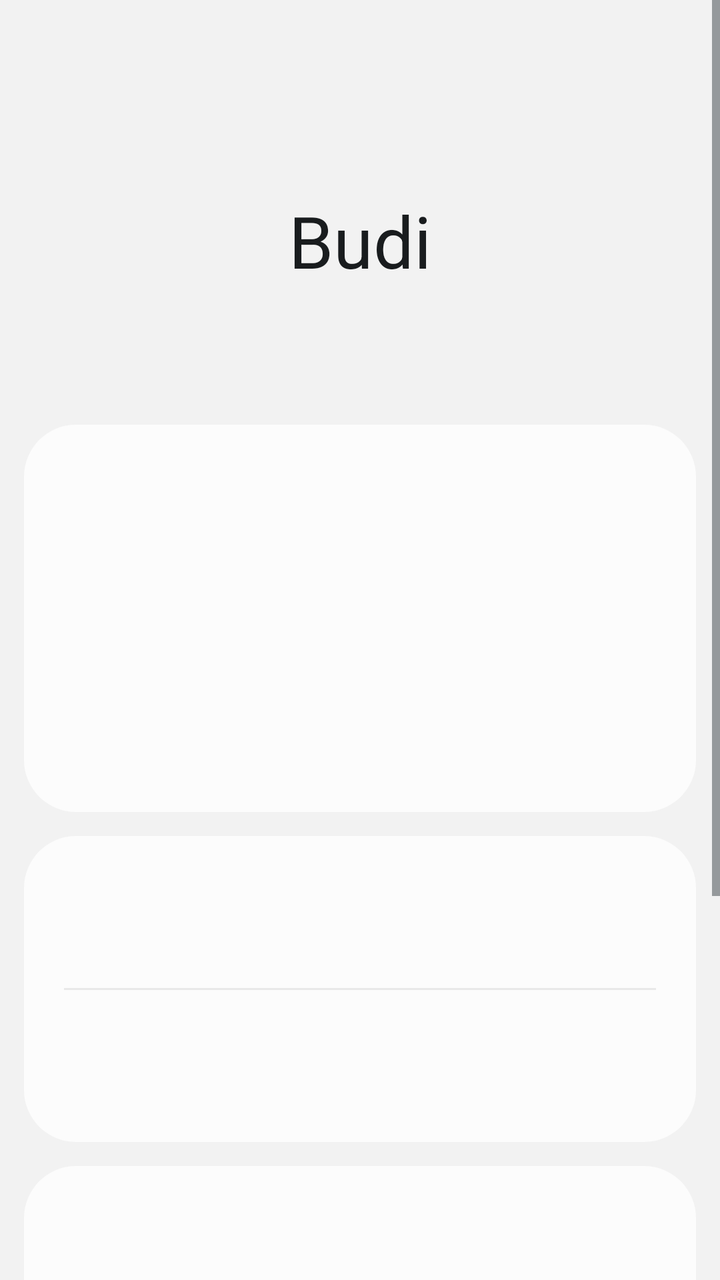
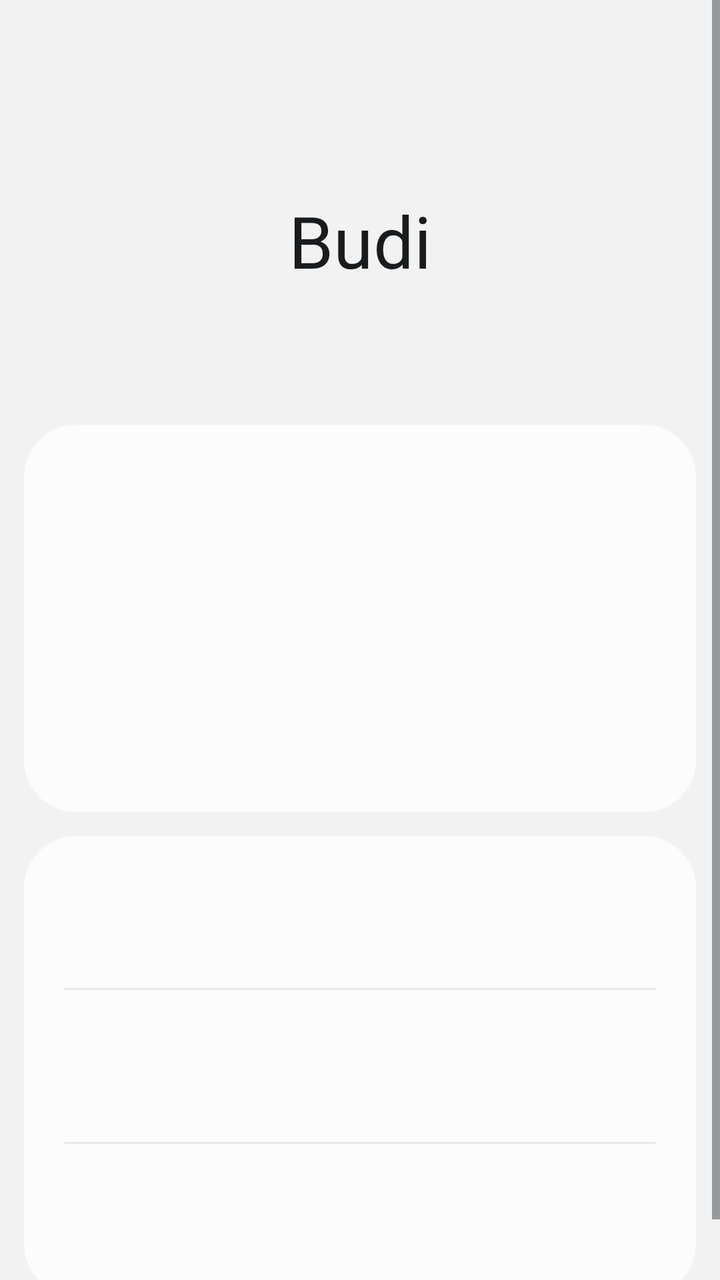

The first picture is an Android layout as it rendered before a commit; the second is the same layout after the commit. The layout source and the unified diff follow.
<!-- AndroidManifest.xml: application theme Theme.Budi -->
<!-- res/layout/activity_main.xml -->
<?xml version="1.0" encoding="utf-8"?>
<ScrollView xmlns:android="http://schemas.android.com/apk/res/android"
    android:layout_width="match_parent"
    android:layout_height="match_parent"
    android:fitsSystemWindows="true">

    <LinearLayout
        android:layout_width="match_parent"
        android:layout_height="wrap_content"
        android:orientation="vertical"
        android:paddingHorizontal="12dp"
        android:paddingBottom="24dp">

        <TextView
            android:layout_width="match_parent"
            android:layout_height="wrap_content"
            android:gravity="center"
            android:paddingTop="96dp"
            android:paddingBottom="56dp"
            android:text="@string/app_name"
            android:textColor="?android:attr/textColorPrimary"
            android:textSize="36sp" />

        <LinearLayout
            style="@style/Card"
            android:gravity="center_horizontal"
            android:paddingHorizontal="20dp"
            android:paddingVertical="28dp">

            <ImageView
                android:id="@+id/mode_icon"
                android:layout_width="72dp"
                android:layout_height="72dp"
                android:importantForAccessibility="no"
                android:tint="?android:attr/colorAccent" />

            <TextView
                android:id="@+id/mode_label"
                android:layout_width="wrap_content"
                android:layout_height="wrap_content"
                android:layout_marginTop="12dp"
                android:gravity="center"
                android:textColor="?android:attr/textColorPrimary"
                android:textSize="22sp" />

            <TextView
                android:id="@+id/mode_detail"
                android:layout_width="wrap_content"
                android:layout_height="wrap_content"
                android:layout_marginTop="4dp"
                android:gravity="center"
                android:textColor="?android:attr/textColorSecondary"
                android:textSize="15sp" />
        </LinearLayout>

        <LinearLayout
            android:id="@+id/manager_card"
            style="@style/Card"
            android:divider="@drawable/divider"
            android:showDividers="middle">

            <include
                android:id="@+id/row_manager"
                layout="@layout/row" />

            <include
                android:id="@+id/row_diagnostics"
                layout="@layout/row" />
        </LinearLayout>

        <LinearLayout
            style="@style/Card"
            android:divider="@drawable/divider"
            android:showDividers="middle">

            <include
                android:id="@+id/row_bluetooth"
                layout="@layout/row" />

            <include
                android:id="@+id/row_shizuku"
                layout="@layout/row" />

            <include
                android:id="@+id/row_notifications"
                layout="@layout/row" />

            <include
                android:id="@+id/row_battery"
                layout="@layout/row" />
        </LinearLayout>
    </LinearLayout>
</ScrollView>
<!-- res/layout/row.xml (included above) -->
<?xml version="1.0" encoding="utf-8"?>
<LinearLayout xmlns:android="http://schemas.android.com/apk/res/android"
    android:layout_width="match_parent"
    android:layout_height="wrap_content"
    android:gravity="center_vertical"
    android:minHeight="72dp"
    android:paddingVertical="14dp"
    android:paddingStart="20dp"
    android:paddingEnd="8dp">

    <LinearLayout
        android:layout_width="0dp"
        android:layout_height="wrap_content"
        android:layout_weight="1"
        android:orientation="vertical">

        <TextView
            android:id="@+id/title"
            android:layout_width="wrap_content"
            android:layout_height="wrap_content"
            android:textColor="?android:attr/textColorPrimary"
            android:textSize="17sp" />

        <TextView
            android:id="@+id/summary"
            android:layout_width="wrap_content"
            android:layout_height="wrap_content"
            android:layout_marginTop="2dp"
            android:textColor="?android:attr/textColorSecondary"
            android:textSize="14sp" />
    </LinearLayout>

    <Button
        android:id="@+id/action"
        style="?android:attr/borderlessButtonStyle"
        android:layout_width="wrap_content"
        android:layout_height="wrap_content"
        android:layout_marginStart="8dp" />
</LinearLayout>
<!-- resources referenced by this layout -->
<resources>
  <!-- drawable divider (drawable) -->
  <?xml version="1.0" encoding="utf-8"?>
  <inset xmlns:android="http://schemas.android.com/apk/res/android"
      android:insetLeft="20dp"
      android:insetRight="20dp">
      <shape>
          <size android:height="1dp" />
          <solid android:color="@color/divider" />
      </shape>
  </inset>
  <string name="app_name">Budi</string>
  <style name="Card">
          <item name="android:layout_width">match_parent</item>
          <item name="android:layout_height">wrap_content</item>
          <item name="android:layout_marginTop">12dp</item>
          <item name="android:background">@drawable/card</item>
          <item name="android:orientation">vertical</item>
      </style>
  <style name="Theme.Budi" parent="@android:style/Theme.DeviceDefault.DayNight">
          <item name="android:windowActionBar">false</item>
          <item name="android:windowNoTitle">true</item>
          <item name="android:windowBackground">@color/page</item>
          <item name="android:windowLightStatusBar">@bool/light_bars</item>
          <item name="android:windowLightNavigationBar">@bool/light_bars</item>
      </style>
  <color name="divider">#14000000</color>
  <!-- drawable card (drawable) -->
  <?xml version="1.0" encoding="utf-8"?>
  <shape xmlns:android="http://schemas.android.com/apk/res/android">
      <solid android:color="@color/card" />
      <corners android:radius="26dp" />
  </shape>
  <color name="page">#F2F2F2</color>
  <color name="card">#FCFCFC</color>
</resources>

<!-- the commit's change to res/layout/activity_main.xml (unified diff, before → after) -->
@@ -54,21 +54,6 @@
         </LinearLayout>
 
         <LinearLayout
-            android:id="@+id/manager_card"
-            style="@style/Card"
-            android:divider="@drawable/divider"
-            android:showDividers="middle">
-
-            <include
-                android:id="@+id/row_manager"
-                layout="@layout/row" />
-
-            <include
-                android:id="@+id/row_diagnostics"
-                layout="@layout/row" />
-        </LinearLayout>
-
-        <LinearLayout
             style="@style/Card"
             android:divider="@drawable/divider"
             android:showDividers="middle">
@@ -79,10 +64,6 @@
 
             <include
                 android:id="@+id/row_shizuku"
-                layout="@layout/row" />
-
-            <include
-                android:id="@+id/row_notifications"
                 layout="@layout/row" />
 
             <include
